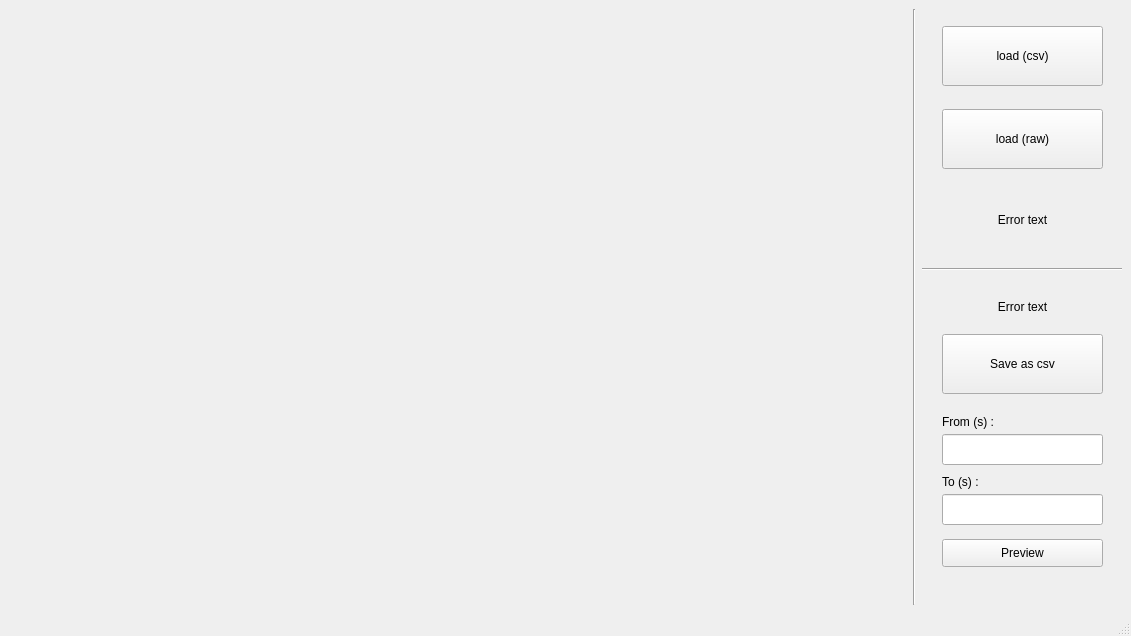
notZhengWei/azalea, file interface.ui: the form before one commit.
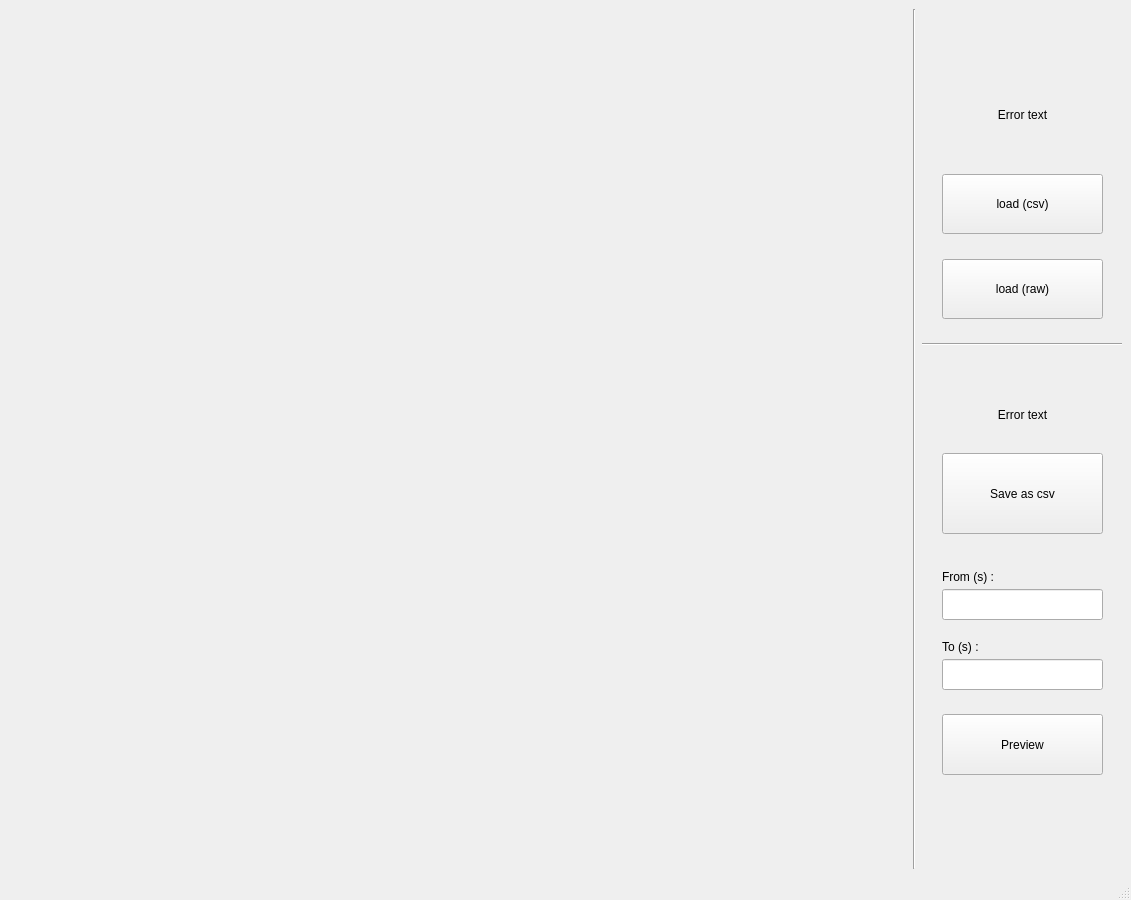
The form after the commit.

Diff of the .ui file:
```diff
--- a/interface.ui
+++ b/interface.ui
@@ -7,7 +7,7 @@
     <x>0</x>
     <y>0</y>
     <width>1131</width>
-    <height>636</height>
+    <height>900</height>
    </rect>
   </property>
   <property name="windowTitle">
@@ -29,7 +29,27 @@
         <height>0</height>
        </size>
       </property>
-      <layout class="QVBoxLayout" name="layoutPlot"/>
+      <layout class="QVBoxLayout" name="layoutPlot">
+       <property name="leftMargin">
+        <number>13</number>
+       </property>
+       <property name="topMargin">
+        <number>8</number>
+       </property>
+       <property name="rightMargin">
+        <number>11</number>
+       </property>
+       <property name="bottomMargin">
+        <number>3</number>
+       </property>
+      </layout>
+     </widget>
+    </item>
+    <item row="0" column="1">
+     <widget class="Line" name="line">
+      <property name="orientation">
+       <enum>Qt::Vertical</enum>
+      </property>
      </widget>
     </item>
     <item row="0" column="2">
@@ -56,7 +76,7 @@
        <property name="geometry">
         <rect>
          <x>20</x>
-         <y>17</y>
+         <y>165</y>
          <width>161</width>
          <height>60</height>
         </rect>
@@ -69,7 +89,7 @@
        <property name="geometry">
         <rect>
          <x>20</x>
-         <y>100</y>
+         <y>250</y>
          <width>161</width>
          <height>60</height>
         </rect>
@@ -82,9 +102,9 @@
        <property name="geometry">
         <rect>
          <x>20</x>
-         <y>325</y>
+         <y>444</y>
          <width>161</width>
-         <height>60</height>
+         <height>81</height>
         </rect>
        </property>
        <property name="text">
@@ -95,7 +115,7 @@
        <property name="geometry">
         <rect>
          <x>-10</x>
-         <y>250</y>
+         <y>325</y>
          <width>211</width>
          <height>20</height>
         </rect>
@@ -108,7 +128,7 @@
        <property name="geometry">
         <rect>
          <x>20</x>
-         <y>405</y>
+         <y>560</y>
          <width>101</width>
          <height>16</height>
         </rect>
@@ -121,7 +141,7 @@
        <property name="geometry">
         <rect>
          <x>20</x>
-         <y>425</y>
+         <y>580</y>
          <width>161</width>
          <height>31</height>
         </rect>
@@ -131,7 +151,7 @@
        <property name="geometry">
         <rect>
          <x>20</x>
-         <y>465</y>
+         <y>630</y>
          <width>121</width>
          <height>16</height>
         </rect>
@@ -144,7 +164,7 @@
        <property name="geometry">
         <rect>
          <x>20</x>
-         <y>485</y>
+         <y>650</y>
          <width>161</width>
          <height>31</height>
         </rect>
@@ -154,9 +174,9 @@
        <property name="geometry">
         <rect>
          <x>20</x>
-         <y>282</y>
+         <y>380</y>
          <width>161</width>
-         <height>31</height>
+         <height>51</height>
         </rect>
        </property>
        <property name="font">
@@ -178,7 +198,7 @@
        <property name="geometry">
         <rect>
          <x>20</x>
-         <y>185</y>
+         <y>80</y>
          <width>161</width>
          <height>51</height>
         </rect>
@@ -205,9 +225,9 @@
        <property name="geometry">
         <rect>
          <x>20</x>
-         <y>530</y>
+         <y>705</y>
          <width>161</width>
-         <height>28</height>
+         <height>61</height>
         </rect>
        </property>
        <property name="text">
```
Left out of the diff: 9 changed lines with no effect on the pictures.
